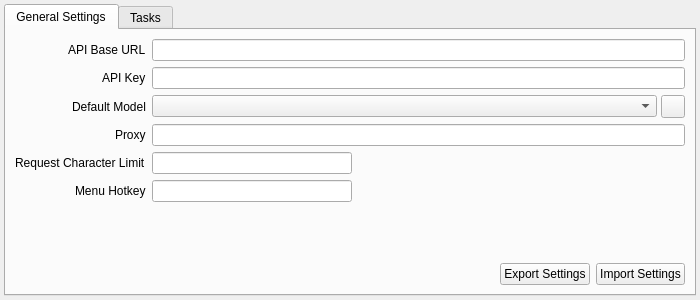
This is mainwindow.ui in avin/desktop-llm-helper as Qt 5 draws it before an edit. The edited form follows.
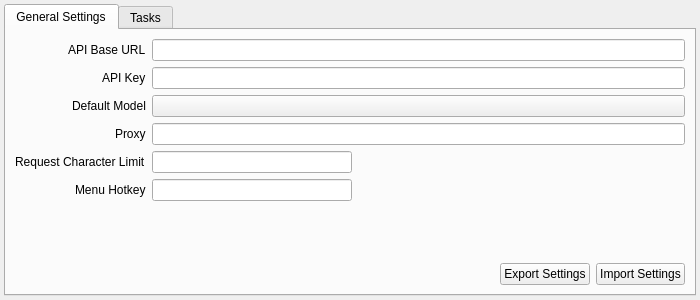
This is the edited form. The open tabs and pages were chosen to show the change. Custom widgets are drawn as their Qt base class.

Commit message: Model selectbox (#8)

The edit to the form file:
```diff
--- a/mainwindow.ui
+++ b/mainwindow.ui
@@ -86,10 +86,7 @@
            <number>4</number>
           </property>
           <item>
-           <widget class="QComboBox" name="comboBoxModelName"/>
-          </item>
-          <item>
-           <widget class="QToolButton" name="toolButtonRefreshModels"/>
+           <widget class="ModelSelectBox" name="modelSelectBoxModelName"/>
           </item>
          </layout>
         </item>
@@ -198,6 +195,13 @@
    </layout>
   </widget>
  </widget>
+ <customwidgets>
+  <customwidget>
+   <class>ModelSelectBox</class>
+   <extends>QPushButton</extends>
+   <header>modelselectbox.h</header>
+  </customwidget>
+ </customwidgets>
  <resources/>
  <connections/>
 </ui>
```
The commit also changes 12 other files.
